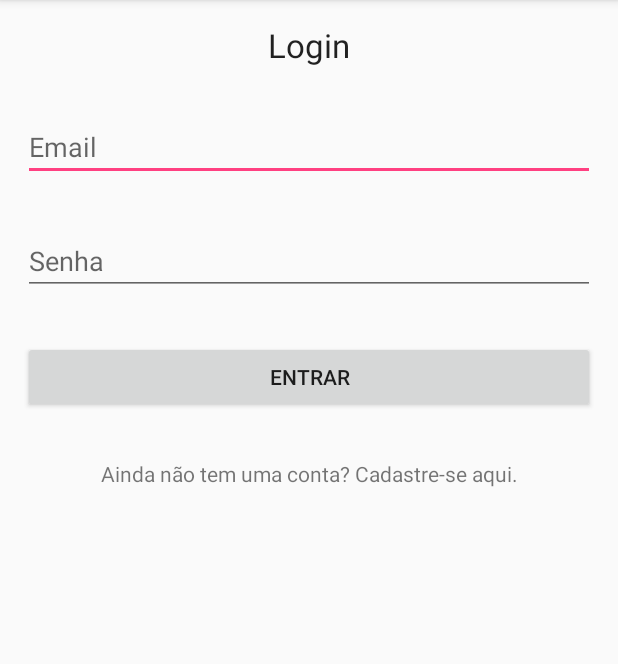
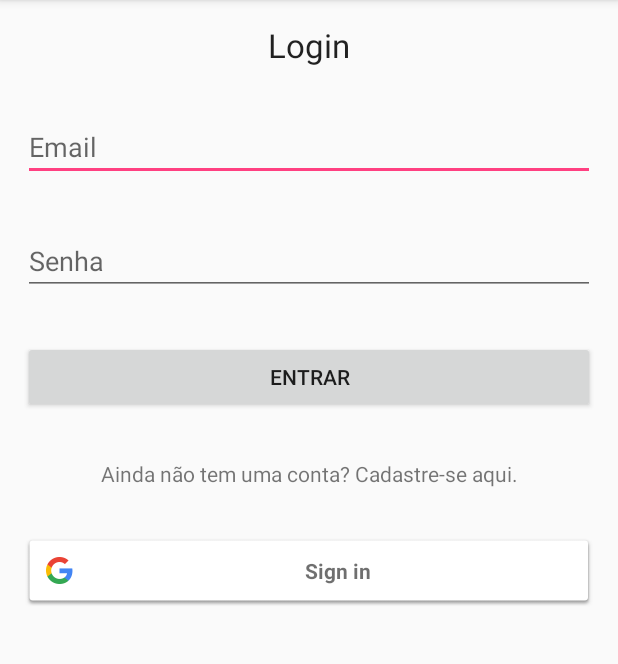
Before and after one commit to ramon-developer/NerdSpace, an Android app: the screen it shows after launch (LoginActivity), on a phone screen of 412 x 824 dp, the part 84-748 px from its top. Run offline under Robolectric (Android 15) with nearby library versions, the phone set to English and light mode, and no system bars; our stand-ins replace Firebase (no records; nobody signed in at launch, a user with empty details on screens opened directly).

Commit message:
Updated Login, Register, Add Email Verification, Start Google Sign in

```diff
--- a/NerdSpace_Project/app/build.gradle
+++ b/NerdSpace_Project/app/build.gradle
@@ -27,6 +27,7 @@ dependencies {
     androidTestImplementation 'com.android.support.test.espresso:espresso-core:3.0.1'
     implementation 'com.google.firebase:firebase-core:15.0.0' //alterar para compile
     implementation 'com.google.firebase:firebase-auth:15.0.0'
+    implementation 'com.google.android.gms:play-services-auth:15.0.0'
 }
 
 apply plugin: 'com.google.gms.google-services'
--- a/NerdSpace_Project/app/src/main/java/br/com/nerdspace/LoginActivity.java
+++ b/NerdSpace_Project/app/src/main/java/br/com/nerdspace/LoginActivity.java
@@ -12,10 +12,14 @@ import android.widget.EditText;
 import android.widget.TextView;
 import android.widget.Toast;
 
+import com.google.android.gms.auth.api.signin.GoogleSignIn;
+import com.google.android.gms.auth.api.signin.GoogleSignInClient;
+import com.google.android.gms.auth.api.signin.GoogleSignInOptions;
 import com.google.android.gms.tasks.OnCompleteListener;
 import com.google.android.gms.tasks.Task;
 import com.google.firebase.auth.AuthResult;
 import com.google.firebase.auth.FirebaseAuth;
+import com.google.firebase.auth.FirebaseUser;
 
 public class LoginActivity extends AppCompatActivity implements View.OnClickListener {
 
@@ -26,6 +30,7 @@ public class LoginActivity extends AppCompatActivity implements View.OnClickList
 
     private FirebaseAuth firebaseAuth;
     private ProgressDialog progressDialog;
+    GoogleSignInClient mGoogleSignInClient;
 
     @Override
     protected void onCreate(Bundle savedInstanceState) {
@@ -40,7 +45,6 @@ public class LoginActivity extends AppCompatActivity implements View.OnClickList
         firebaseAuth = FirebaseAuth.getInstance();
 
         if(firebaseAuth.getCurrentUser() != null){
-            //profile activity here
             finish();
             startActivity(new Intent(getApplicationContext(), ProfileActivity.class));
         }
@@ -49,6 +53,17 @@ public class LoginActivity extends AppCompatActivity implements View.OnClickList
 
         buttonSignIn.setOnClickListener(this);
         textViewSignup.setOnClickListener(this);
+
+        // Configure Google Sign In
+        GoogleSignInOptions gso = new GoogleSignInOptions.Builder(GoogleSignInOptions.DEFAULT_SIGN_IN)
+                .requestIdToken(getString(R.string.default_web_client_id))
+                .requestEmail()
+                .build();
+
+        mGoogleSignInClient = GoogleSignIn.getClient(this,gso);
+
+
+
     }
 
     private void userLogin(){
@@ -95,6 +110,12 @@ public class LoginActivity extends AppCompatActivity implements View.OnClickList
                 });
     }
 
+    private void signIn() {
+        Intent signInIntent = mGoogleSignInClient.getSignInIntent();
+        startActivityForResult(signInIntent, 101);
+    }
+
+
     @Override
     public void onClick(View view){
         if(view == buttonSignIn){
--- a/NerdSpace_Project/app/src/main/res/layout/activity_login.xml
+++ b/NerdSpace_Project/app/src/main/res/layout/activity_login.xml
@@ -54,6 +54,12 @@
             android:text="Ainda não tem uma conta? Cadastre-se aqui."
             android:textAlignment="center" />
 
+        <com.google.android.gms.common.SignInButton
+            android:id="@+id/googleSignIn"
+            android:layout_width="match_parent"
+            android:layout_height="wrap_content"
+            android:layout_margin="15dp" />
+
     </LinearLayout>
 
 
```
Also changed, not shown: NerdSpace_Project/app/src/main/java/br/com/nerdspace/RegisterActivity.java (+22 -3 lines).
